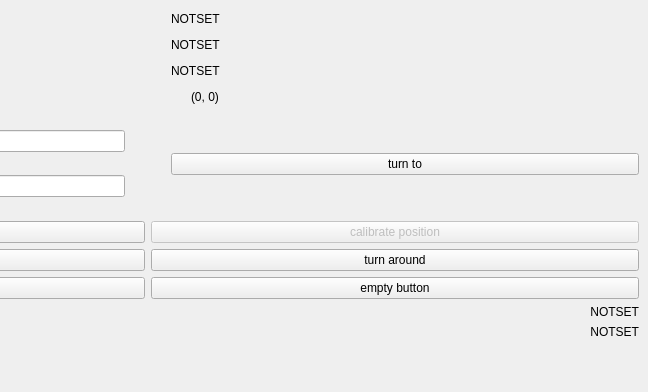
The window that layer/view/view.ui (benediktibk/robohockey) describes before a commit, drawn with Qt 5; both pictures show x 352 to 1000 and y 0 to 392 of the 1000 by 600 pixel window.
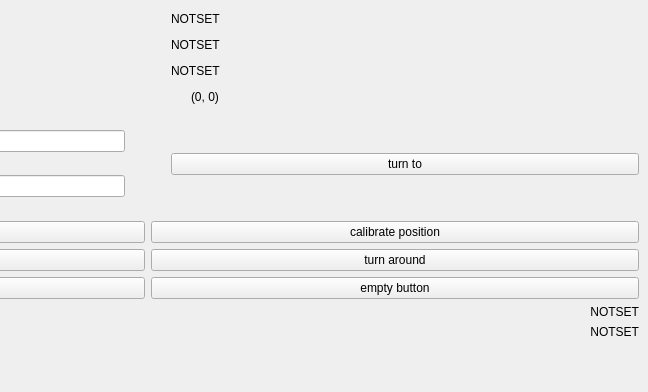
The same window after the commit.

Commit message: fixed system recognition and transformation. activated button.

Diff of the .ui file:
```diff
--- a/layer/view/view.ui
+++ b/layer/view/view.ui
@@ -338,7 +338,7 @@
         <item row="0" column="1">
          <widget class="QPushButton" name="calibratePosition">
           <property name="enabled">
-           <bool>false</bool>
+           <bool>true</bool>
           </property>
           <property name="sizePolicy">
            <sizepolicy hsizetype="Minimum" vsizetype="Fixed">
```
The commit also changes 2 other files.
